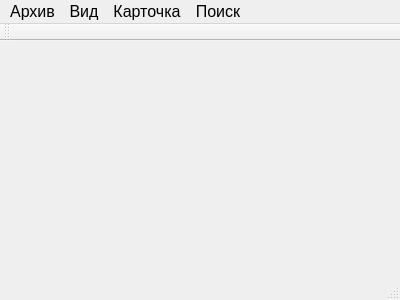
The window that mainwindow.ui (Lelius/FileLibrary) describes before a commit, drawn with Qt 5.
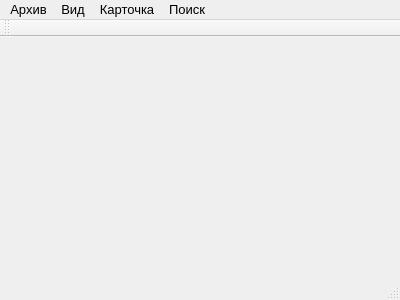
The same window after the commit.

```diff
--- a/mainwindow.ui
+++ b/mainwindow.ui
@@ -37,15 +37,26 @@
      <x>0</x>
      <y>0</y>
      <width>400</width>
-     <height>26</height>
+     <height>22</height>
     </rect>
    </property>
    <property name="font">
     <font>
-     <pointsize>12</pointsize>
+     <pointsize>10</pointsize>
     </font>
    </property>
    <widget class="QMenu" name="menuBarFileLibrary">
+    <property name="sizePolicy">
+     <sizepolicy hsizetype="Preferred" vsizetype="Preferred">
+      <horstretch>0</horstretch>
+      <verstretch>0</verstretch>
+     </sizepolicy>
+    </property>
+    <property name="font">
+     <font>
+      <pointsize>10</pointsize>
+     </font>
+    </property>
     <property name="title">
      <string>Архив</string>
     </property>
@@ -70,6 +81,11 @@
     <addaction name="actionSearch"/>
    </widget>
    <widget class="QMenu" name="menuBarView">
+    <property name="font">
+     <font>
+      <pointsize>10</pointsize>
+     </font>
+    </property>
     <property name="title">
      <string>Вид</string>
     </property>
@@ -89,7 +105,13 @@
     <bool>false</bool>
    </attribute>
   </widget>
-  <widget class="QStatusBar" name="statusBar"/>
+  <widget class="QStatusBar" name="statusBar">
+   <property name="font">
+    <font>
+     <pointsize>10</pointsize>
+    </font>
+   </property>
+  </widget>
   <action name="action_3">
    <property name="text">
     <string>Карточки</string>
```
Left out of the diff: 24 changed lines with no effect on the pictures.
